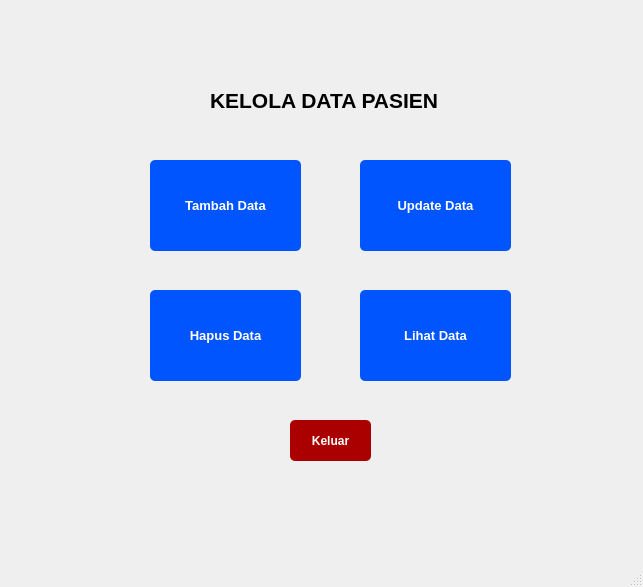
First picture: the form in kelola_pasien.ui, repository naylasalsdev-project/SudiKasusUAS, before the edit.
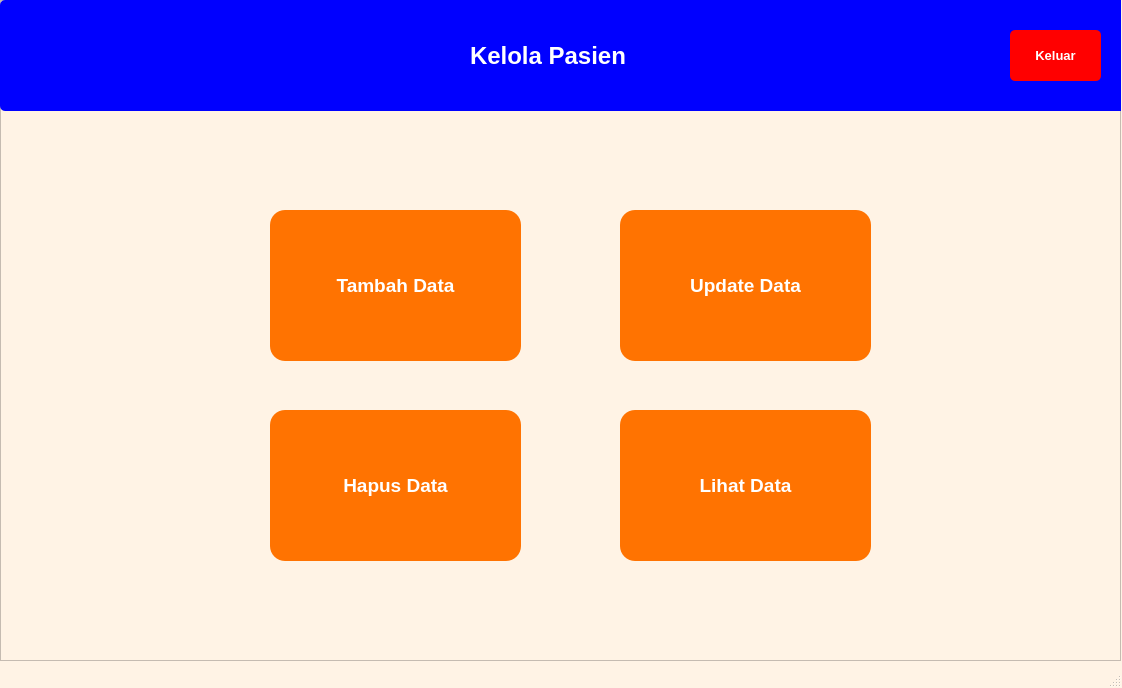
Second picture: the form after the edit.

Patch:
```diff
--- a/kelola_pasien.ui
+++ b/kelola_pasien.ui
@@ -6,175 +6,222 @@
    <rect>
     <x>0</x>
     <y>0</y>
-    <width>643</width>
-    <height>587</height>
+    <width>1122</width>
+    <height>688</height>
    </rect>
   </property>
   <property name="windowTitle">
    <string>MainWindow</string>
   </property>
+  <property name="styleSheet">
+   <string notr="true">QMainWindow {
+    background-color: rgb(255, 243, 229);          
+}</string>
+  </property>
   <widget class="QWidget" name="centralwidget">
-   <widget class="QLabel" name="label">
+   <property name="styleSheet">
+    <string notr="true">QWidget {
+    background-color: rgb(255, 243, 229);          
+}</string>
+   </property>
+   <widget class="QFrame" name="frame">
     <property name="geometry">
      <rect>
-      <x>210</x>
-      <y>80</y>
-      <width>261</width>
-      <height>41</height>
+      <x>0</x>
+      <y>0</y>
+      <width>1121</width>
+      <height>661</height>
      </rect>
     </property>
-    <property name="font">
-     <font>
-      <pointsize>16</pointsize>
-      <weight>75</weight>
-      <bold>true</bold>
-     </font>
+    <property name="styleSheet">
+     <string notr="true">QFrame {
+    background-color: rgb(255, 243, 229);          
+}</string>
     </property>
-    <property name="text">
-     <string>KELOLA DATA PASIEN</string>
+    <property name="frameShape">
+     <enum>QFrame::StyledPanel</enum>
     </property>
-   </widget>
+    <property name="frameShadow">
+     <enum>QFrame::Raised</enum>
+    </property>
    <widget class="QPushButton" name="pushButton_2">
     <property name="geometry">
      <rect>
-      <x>150</x>
-      <y>160</y>
-      <width>151</width>
-      <height>91</height>
+       <x>620</x>
+       <y>210</y>
+       <width>251</width>
+       <height>151</height>
      </rect>
     </property>
     <property name="font">
      <font>
-      <pointsize>10</pointsize>
+       <pointsize>14</pointsize>
       <weight>75</weight>
       <bold>true</bold>
      </font>
     </property>
     <property name="styleSheet">
      <string notr="true">QPushButton {
-    background-color: rgb(0, 85, 255);
-    color: white;
-    border-radius: 5px;   
-    padding: 6px;           
-}</string>
+   background-color: rgb(255, 115, 1);
+   color: white;    
+   border-radius: 15px;   
+   padding: 6px;}</string>
+     </property>
+     <property name="text">
+      <string>Update Data</string>
+     </property>
+    </widget>
+    <widget class="QPushButton" name="pushButton">
+     <property name="geometry">
+      <rect>
+       <x>270</x>
+       <y>210</y>
+       <width>251</width>
+       <height>151</height>
+      </rect>
+     </property>
+     <property name="font">
+      <font>
+       <pointsize>14</pointsize>
+       <weight>75</weight>
+       <bold>true</bold>
+      </font>
+     </property>
+     <property name="styleSheet">
+      <string notr="true">QPushButton {
+   background-color: rgb(255, 115, 1);
+   color: white;    
+   border-radius: 15px;   
+   padding: 6px;}</string>
     </property>
     <property name="text">
      <string>Tambah Data</string>
     </property>
    </widget>
-   <widget class="QPushButton" name="pushButton_4">
-    <property name="geometry">
-     <rect>
-      <x>150</x>
-      <y>290</y>
-      <width>151</width>
-      <height>91</height>
-     </rect>
-    </property>
-    <property name="font">
-     <font>
-      <pointsize>10</pointsize>
-      <weight>75</weight>
-      <bold>true</bold>
-     </font>
-    </property>
-    <property name="styleSheet">
-     <string notr="true">QPushButton {
-    background-color: rgb(0, 85, 255);
-    color: white;
-    border-radius: 5px;   
-    padding: 6px;           
-}</string>
-    </property>
-    <property name="text">
-     <string>Hapus Data</string>
-    </property>
-   </widget>
    <widget class="QPushButton" name="pushButton_3">
     <property name="geometry">
      <rect>
-      <x>360</x>
-      <y>160</y>
-      <width>151</width>
-      <height>91</height>
+       <x>270</x>
+       <y>410</y>
+       <width>251</width>
+       <height>151</height>
      </rect>
     </property>
     <property name="font">
      <font>
-      <pointsize>10</pointsize>
+       <pointsize>14</pointsize>
       <weight>75</weight>
       <bold>true</bold>
      </font>
     </property>
     <property name="styleSheet">
      <string notr="true">QPushButton {
-    background-color: rgb(0, 85, 255);
-    color: white;
-    border-radius: 5px;   
-    padding: 6px;           
-}</string>
+   background-color: rgb(255, 115, 1);
+   color: white;    
+   border-radius: 15px;   
+   padding: 6px;}</string>
     </property>
     <property name="text">
-     <string>Update Data</string>
-    </property>
-   </widget>
-   <widget class="QPushButton" name="pushButton_5">
-    <property name="geometry">
-     <rect>
-      <x>360</x>
-      <y>290</y>
-      <width>151</width>
-      <height>91</height>
-     </rect>
-    </property>
-    <property name="font">
-     <font>
-      <pointsize>10</pointsize>
-      <weight>75</weight>
-      <bold>true</bold>
-     </font>
-    </property>
-    <property name="styleSheet">
-     <string notr="true">QPushButton {
-    background-color: rgb(0, 85, 255);
-    color: white;
-    border-radius: 5px;   
-    padding: 6px;           
-}</string>
-    </property>
-    <property name="text">
-     <string>Lihat Data</string>
+      <string>Hapus Data</string>
     </property>
    </widget>
    <widget class="QPushButton" name="pushButton_6">
     <property name="geometry">
      <rect>
-      <x>290</x>
-      <y>420</y>
-      <width>81</width>
-      <height>41</height>
+       <x>620</x>
+       <y>410</y>
+       <width>251</width>
+       <height>151</height>
      </rect>
     </property>
     <property name="font">
      <font>
-      <pointsize>9</pointsize>
+       <pointsize>14</pointsize>
       <weight>75</weight>
       <bold>true</bold>
      </font>
     </property>
     <property name="styleSheet">
      <string notr="true">QPushButton {
-    background-color: rgb(170, 0, 0);
-    color: white;
-    border-radius: 5px;   
-    padding: 6px;           
+   background-color: rgb(255, 115, 1);
+   color: white;    
+   border-radius: 15px;   
+   padding: 6px;}</string>
+     </property>
+     <property name="text">
+      <string>Lihat Data</string>
+     </property>
+    </widget>
+    <widget class="QWidget" name="widget" native="true">
+     <property name="geometry">
+      <rect>
+       <x>0</x>
+       <y>0</y>
+       <width>1131</width>
+       <height>111</height>
+      </rect>
+     </property>
+     <property name="styleSheet">
+      <string notr="true">QWidget {
+    background-color: rgb(0, 0, 255);
+	border-radius: 5px        
 }</string>
+     </property>
+     <widget class="QLabel" name="label">
+      <property name="geometry">
+       <rect>
+        <x>470</x>
+        <y>30</y>
+        <width>201</width>
+        <height>51</height>
+       </rect>
+      </property>
+      <property name="font">
+       <font>
+        <pointsize>18</pointsize>
+        <weight>75</weight>
+        <bold>true</bold>
+       </font>
+      </property>
+      <property name="styleSheet">
+       <string notr="true">QLabel {
+	color : white
+	}</string>
+      </property>
+      <property name="text">
+       <string>Kelola Pasien</string>
+      </property>
+     </widget>
+     <widget class="QPushButton" name="pushButton_5">
+      <property name="geometry">
+       <rect>
+        <x>1010</x>
+        <y>30</y>
+        <width>91</width>
+        <height>51</height>
+       </rect>
+      </property>
+      <property name="font">
+       <font>
+        <pointsize>10</pointsize>
+        <weight>75</weight>
+        <bold>true</bold>
+       </font>
+      </property>
+      <property name="styleSheet">
+       <string notr="true">QPushButton {
+   background-color: rgb(255, 0, 0);
+   color: white;    
+   border-radius: 5px;   
+   padding: 6px;}</string>
     </property>
     <property name="text">
      <string>Keluar</string>
     </property>
    </widget>
   </widget>
+   </widget>
+  </widget>
   <widget class="QMenuBar" name="menubar">
    <property name="geometry">
     <rect>
```
Left out of the diff: 4 changed lines with no effect on the pictures. Lines whose indentation alone changed are shown as unchanged.
